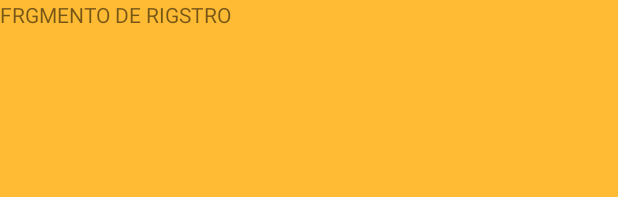
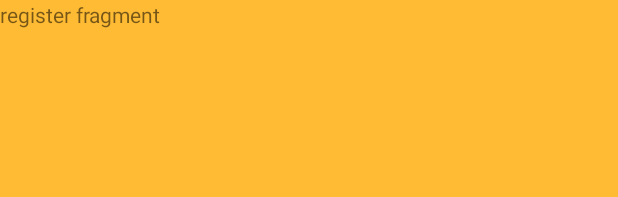
Before and after one commit to Alex-kun/AndroidFirebase, an Android app: the layout fragment_register.xml on its own in the app's theme, with its tools: preview values and no code run, on a phone screen of 412 x 824 dp. Shown: the top 197 px of the screen. Run offline under Robolectric (Android 15) with nearby library versions, the phone set to English and light mode, and no system bars.

Commit message:
puesta de orden de vistas correcto

```diff
--- a/miapp2/src/main/java/com/example/miapp2/MainActivity.java
+++ b/miapp2/src/main/java/com/example/miapp2/MainActivity.java
@@ -8,12 +8,14 @@ import android.os.Bundle;
 import com.example.miapp2.fragments.LoginFragment;
 import com.example.miapp2.fragments.LoginFragmentListener;
 import com.example.milib.FireBaseAdmin;
+import com.example.milib.fragments.ListFragment;
 import com.example.milib.fragments.RegisterFragment;
 
 public class MainActivity extends AppCompatActivity {
 
     public LoginFragment loginFragment;
     public RegisterFragment registerFragment;
+    public ListFragment listFragment;
     MainActivityEvents mainActivityEvents;
     FireBaseAdmin fireBaseAdmin;
 
@@ -26,10 +28,13 @@ public class MainActivity extends AppCompatActivity {
         mainActivityEvents = new MainActivityEvents(this);
         loginFragment.setListener(mainActivityEvents);
         registerFragment = (RegisterFragment) getSupportFragmentManager().findFragmentById(R.id.fragment2);
+        listFragment = (ListFragment) getSupportFragmentManager().findFragmentById(R.id.fragment3);
 
 
         FragmentTransaction transition = getSupportFragmentManager().beginTransaction();
         transition.show(loginFragment);
+        transition.hide(registerFragment);
+        transition.hide(listFragment);
         transition.commit();
         //transition.hide(registerFragment);
         //transition.hide(loginFragment);
--- a/milib/src/main/res/layout/fragment_list.xml
+++ b/milib/src/main/res/layout/fragment_list.xml
@@ -9,5 +9,6 @@
     <android.support.v7.widget.RecyclerView
         android:id="@+id/milista"
         android:layout_width="match_parent"
-        android:layout_height="match_parent" />
+        android:layout_height="match_parent"
+        android:background="@android:color/holo_green_dark" />
 </FrameLayout>
--- a/milib/src/main/res/layout/fragment_register.xml
+++ b/milib/src/main/res/layout/fragment_register.xml
@@ -9,6 +9,6 @@
     <TextView
         android:layout_width="match_parent"
         android:layout_height="match_parent"
-        android:text="FRGMENTO DE RIGSTRO" />
+        android:text="register fragment" />
 
 </FrameLayout>
```
